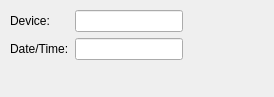
Old version of the form kstars/tools/argsetutcindi.ui in the repository KDE/kstars.
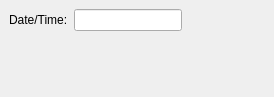
New version of the form.

What changed in the file:
```diff
--- a/kstars/tools/argsetutcindi.ui
+++ b/kstars/tools/argsetutcindi.ui
@@ -14,7 +14,7 @@
   </property>
   <layout class="QVBoxLayout" >
    <property name="margin" >
-    <number>10</number>
+    <number>9</number>
    </property>
    <property name="spacing" >
     <number>6</number>
@@ -28,44 +28,14 @@
       <number>6</number>
      </property>
      <item>
-      <layout class="QVBoxLayout" >
-       <property name="margin" >
-        <number>0</number>
+      <widget class="QLabel" name="textLabel1_2" >
+       <property name="text" >
+        <string>Date/Time:</string>
        </property>
-       <property name="spacing" >
-        <number>6</number>
-       </property>
-       <item>
-        <widget class="QLabel" name="textLabel1" >
-         <property name="text" >
-          <string>Device:</string>
-         </property>
-        </widget>
-       </item>
-       <item>
-        <widget class="QLabel" name="textLabel1_2" >
-         <property name="text" >
-          <string>Date/Time:</string>
-         </property>
-        </widget>
-       </item>
-      </layout>
+      </widget>
      </item>
      <item>
-      <layout class="QVBoxLayout" >
-       <property name="margin" >
-        <number>0</number>
-       </property>
-       <property name="spacing" >
-        <number>6</number>
-       </property>
-       <item>
-        <widget class="QLineEdit" name="deviceName" />
-       </item>
-       <item>
-        <widget class="QLineEdit" name="UTC" />
-       </item>
-      </layout>
+      <widget class="QLineEdit" name="UTC" />
      </item>
      <item>
       <spacer>
@@ -77,8 +47,8 @@
        </property>
        <property name="sizeHint" >
         <size>
-         <width>51</width>
-         <height>20</height>
+         <width>71</width>
+         <height>16</height>
         </size>
        </property>
       </spacer>
@@ -95,8 +65,8 @@
      </property>
      <property name="sizeHint" >
       <size>
-       <width>20</width>
-       <height>9</height>
+       <width>254</width>
+       <height>16</height>
       </size>
      </property>
     </spacer>
```
